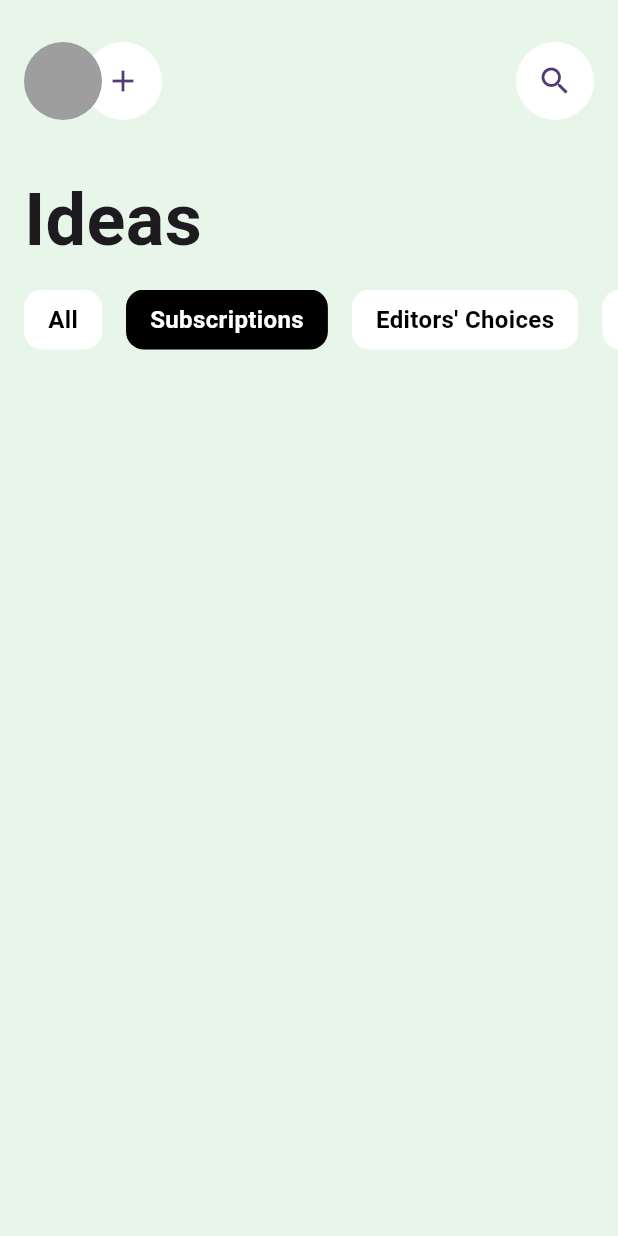
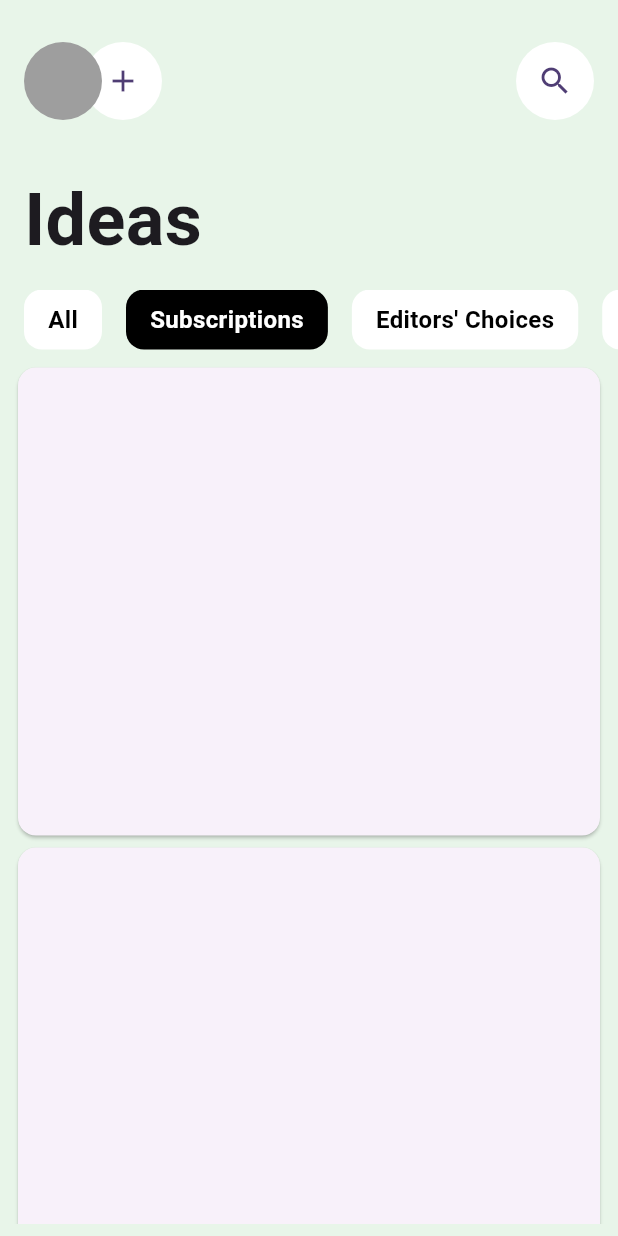
Before and after one commit to JAICHANGPARK/flutter_notebook_chapter_37, a Flutter app: the CryptoIdeasPage screen opened directly, after a tap on "Subscriptions", on a phone screen of 412 x 824 dp. Run offline on Flutter 3.47's test engine with Material 3 defaults, Android fonts, the phone set to English and light mode, and no system bars; our stand-ins replace dots_indicator, gap, google_fonts.

Commit message:
Update crypto_ideas_page.dart

```diff
--- a/lib/ep1865_crypto_app/view/crypto_ideas_page.dart
+++ b/lib/ep1865_crypto_app/view/crypto_ideas_page.dart
@@ -81,7 +81,7 @@ class _CryptoIdeasPageState extends State<CryptoIdeasPage> {
                 itemCount: tabs.length,
                 itemBuilder: (context, index) {
                   return GestureDetector(
-                    onTap: (){
+                    onTap: () {
                       setState(() {
                         tabIndex = index;
                       });
@@ -108,6 +108,27 @@ class _CryptoIdeasPageState extends State<CryptoIdeasPage> {
                 },
               ),
             ),
+            Expanded(
+                child: IndexedStack(
+              index: tabIndex,
+              children: [
+                Container(
+                  child: Center(
+                    child: Text("All"),
+                  ),
+                ),
+                Padding(
+                  padding: const EdgeInsets.all(8.0),
+                  child: ListView.builder(
+                    itemBuilder: (context, index) {
+                      return SizedBox(
+                          height: 320,
+                          child: Card());
+                    },
+                  ),
+                )
+              ],
+            ))
           ],
         ),
       ),
```
